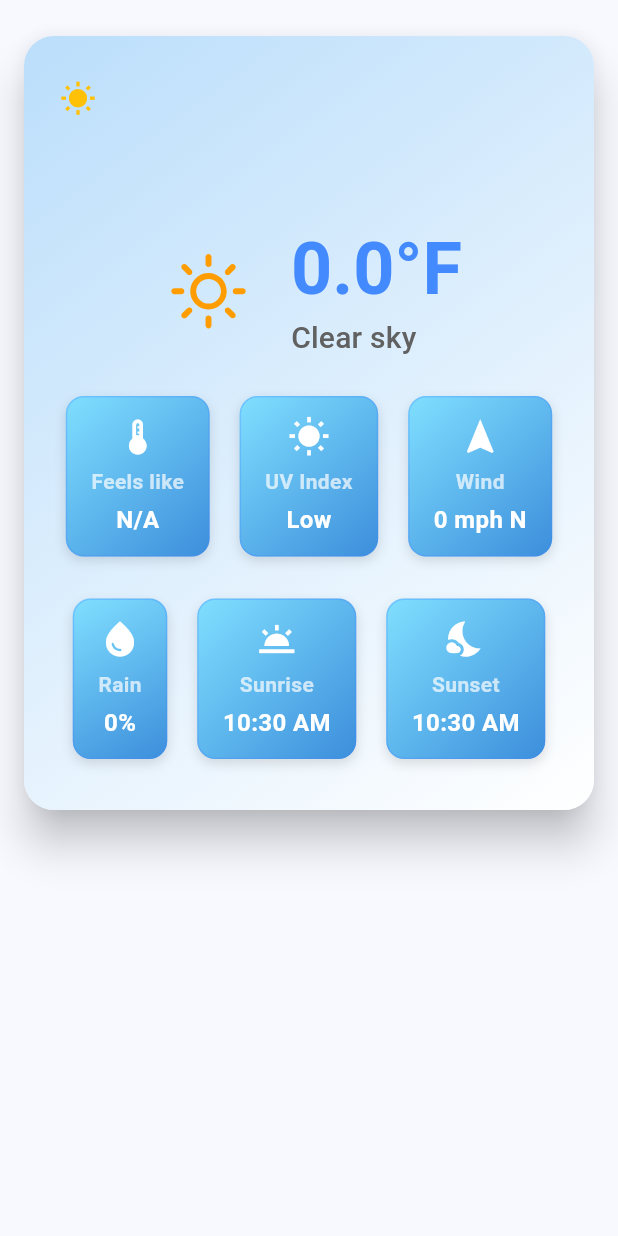
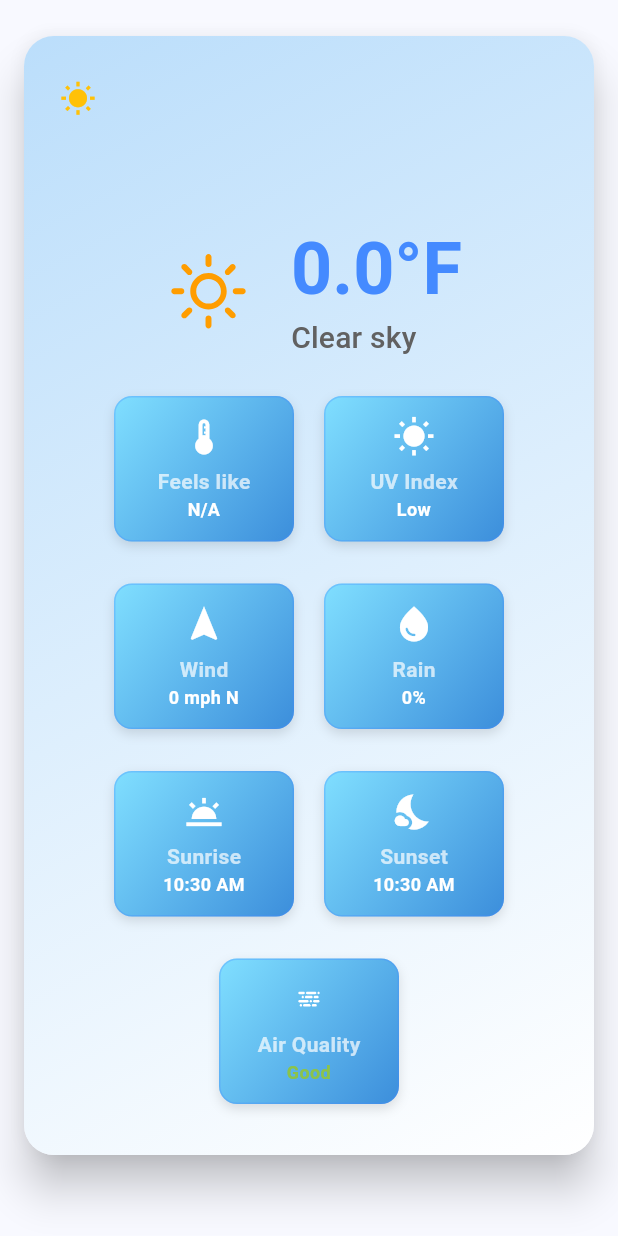
Before and after one commit to RevanthSurapaneni/cool-weather, a Flutter app: the CurrentWeatherWidget widget shown alone on an empty page, opened directly with empty values, on a phone screen of 412 x 824 dp. Run offline on Flutter 3.47's test engine with Material 3 defaults, Android fonts, the phone set to English and light mode, and no system bars; our stand-ins replace geolocator, weather_icons.

Commit message:
Update forecast widgets to display air quality information

```diff
--- a/lib/widgets/forecast_widgets.dart
+++ b/lib/widgets/forecast_widgets.dart
@@ -115,7 +115,9 @@ Widget buildHourlyForecast(
                               fontSize: 12, color: Colors.blue)),
                     Text('${temps[idx].round()}°',
                         style: const TextStyle(
-                            fontSize: 16, fontWeight: FontWeight.bold)),
+                            fontSize: 16,
+                            fontWeight: FontWeight.normal,
+                            color: Colors.black87)),
                   ],
                 ),
               );
@@ -198,7 +200,9 @@ Widget buildDailyForecast(
                     Text(
                         '${maxTemps[index].round()}° / ${minTemps[index].round()}°',
                         style: const TextStyle(
-                            fontSize: 16, fontWeight: FontWeight.bold)),
+                            fontSize: 16,
+                            fontWeight: FontWeight.normal,
+                            color: Colors.black87)),
                   ],
                 ),
               );
@@ -387,13 +391,48 @@ class CurrentWeatherWidget extends StatelessWidget {
     }
   }
 
-  Widget _buildWeatherDetail(IconData icon, String label, String value) {
+  String _getAirQualityDescription(double pm25) {
+    if (pm25 <= 12.0) {
+      return 'Good';
+    } else if (pm25 <= 35.4) {
+      return 'Moderate';
+    } else if (pm25 <= 55.4) {
+      return 'Unhealthy for Sensitive Groups';
+    } else if (pm25 <= 150.4) {
+      return 'Unhealthy';
+    } else if (pm25 <= 250.4) {
+      return 'Very Unhealthy';
+    } else {
+      return 'Hazardous';
+    }
+  }
+
+  Color _getAirQualityColor(double pm25) {
+    if (pm25 <= 12.0) {
+      return Colors.lightGreen;
+    } else if (pm25 <= 35.4) {
+      return Colors.yellow;
+    } else if (pm25 <= 55.4) {
+      return Colors.orange;
+    } else if (pm25 <= 150.4) {
+      return Colors.red;
+    } else if (pm25 <= 250.4) {
+      return Colors.purple;
+    } else {
+      return Colors.brown;
+    }
+  }
+
+  // Updated _buildWeatherDetail: fixed width added for uniform sizing
+  Widget _buildWeatherDetail(IconData icon, String label, String value,
+      [Color? bgColor, Color? textColor]) {
     return Container(
+      width: 120, // fixed width for consistent box size
       margin: const EdgeInsets.symmetric(vertical: 4),
       padding: const EdgeInsets.symmetric(vertical: 12, horizontal: 16),
       decoration: BoxDecoration(
-        gradient: const LinearGradient(
-          colors: [Color(0xFF80DFFF), Color(0xFF3C8EDB)],
+        gradient: LinearGradient(
+          colors: [bgColor ?? const Color(0xFF80DFFF), const Color(0xFF3C8EDB)],
           begin: Alignment.topLeft,
           end: Alignment.bottomRight,
         ),
@@ -422,13 +461,13 @@ class CurrentWeatherWidget extends StatelessWidget {
               fontWeight: FontWeight.w600,
             ),
           ),
-          const SizedBox(height: 4),
           Text(
             value,
-            style: const TextStyle(
-              fontSize: 16,
+            textAlign: TextAlign.center,
+            style: TextStyle(
+              fontSize: 12,
               fontWeight: FontWeight.bold,
-              color: Colors.white,
+              color: textColor ?? Colors.white,
             ),
           ),
         ],
@@ -455,6 +494,17 @@ class CurrentWeatherWidget extends StatelessWidget {
     final isSmall = MediaQuery.of(context).size.width < 600;
     String rainChance = '0%';
     String feelsLikeTemp = 'N/A';
+    String airQualityDescription = 'Air quality data unavailable';
+    Color airQualityColor = Colors.grey;
+    String pm25Value = 'N/A';
+
+    if (weatherData.airQualityData != null) {
+      double pm25 = weatherData.airQualityData!.pm2_5;
+      pm25Value = pm25.toStringAsFixed(1);
+      airQualityDescription = _getAirQualityDescription(pm25);
+      airQualityColor = _getAirQualityColor(pm25);
+    }
+
     if (weatherData.hourly['time'] != null) {
       final List<String> timeList =
           List<String>.from(weatherData.hourly['time']);
@@ -559,18 +609,11 @@ class CurrentWeatherWidget extends StatelessWidget {
             Row(
               mainAxisAlignment: MainAxisAlignment.center,
               children: [
-                AnimatedSwitcher(
-                  duration: const Duration(milliseconds: 500),
-                  transitionBuilder: (child, animation) =>
-                      ScaleTransition(scale: animation, child: child),
-                  child: KeyedSubtree(
-                    key: ValueKey(weatherData.currentWeatherCode),
-                    child: _buildWeatherIcon(
-                      weatherData.currentWeatherCode,
-                      weatherData.currentWeatherTime,
-                      70,
-                    ),
-                  ),
+                // Removed AnimatedSwitcher for smooth icon update
+                _buildWeatherIcon(
+                  weatherData.currentWeatherCode,
+                  weatherData.currentWeatherTime,
+                  70,
                 ),
                 const SizedBox(width: 20),
                 Column(
@@ -606,16 +649,36 @@ class CurrentWeatherWidget extends StatelessWidget {
               runSpacing: 20,
               children: [
                 _buildWeatherDetail(
-                    Icons.thermostat, 'Feels like', feelsLikeTemp),
+                    Icons.thermostat, 'Feels like', feelsLikeTemp, null, null),
                 _buildWeatherDetail(Icons.wb_sunny, 'UV Index',
-                    _getUVDescription(weatherData.uvIndex)),
-                _buildWeatherDetail(Icons.navigation, 'Wind',
-                    '${weatherData.currentWindSpeed.round()} mph ${weatherData.getWindDirection()}'),
-                _buildWeatherDetail(Icons.water_drop, 'Rain', rainChance),
-                _buildWeatherDetail(Icons.wb_twilight, 'Sunrise',
-                    DateFormat('h:mm a').format(weatherData.sunrise)),
-                _buildWeatherDetail(Icons.nights_stay, 'Sunset',
-                    DateFormat('h:mm a').format(weatherData.sunset)),
+                    _getUVDescription(weatherData.uvIndex), null, null),
+                _buildWeatherDetail(
+                    Icons.navigation,
+                    'Wind',
+                    '${weatherData.currentWindSpeed.round()} mph ${weatherData.getWindDirection()}',
+                    null,
+                    null),
+                _buildWeatherDetail(
+                    Icons.water_drop, 'Rain', rainChance, null, null),
+                _buildWeatherDetail(
+                    Icons.wb_twilight,
+                    'Sunrise',
+                    DateFormat('h:mm a').format(weatherData.sunrise),
+                    null,
+                    null),
+                _buildWeatherDetail(
+                    Icons.nights_stay,
+                    'Sunset',
+                    DateFormat('h:mm a').format(weatherData.sunset),
+                    null,
+                    null),
+                _buildWeatherDetail(
+                  WeatherIcons.dust,
+                  'Air Quality',
+                  airQualityDescription,
+                  Color(0xFF80DFFF),
+                  airQualityColor,
+                ),
               ],
             ),
           ],
```
